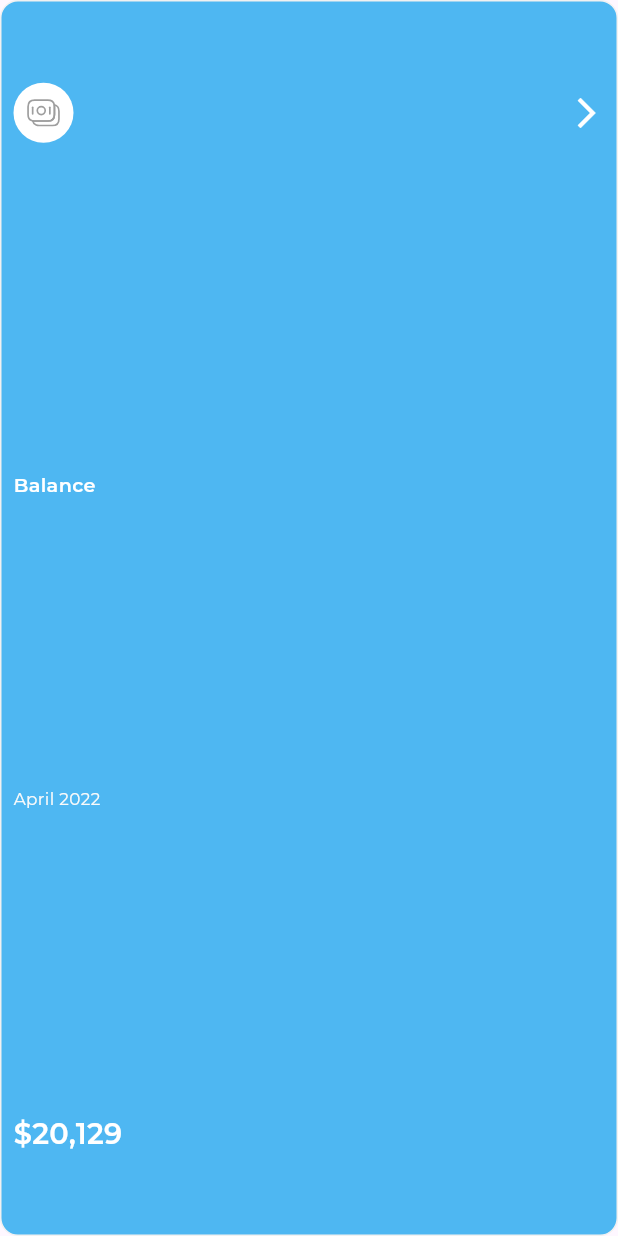
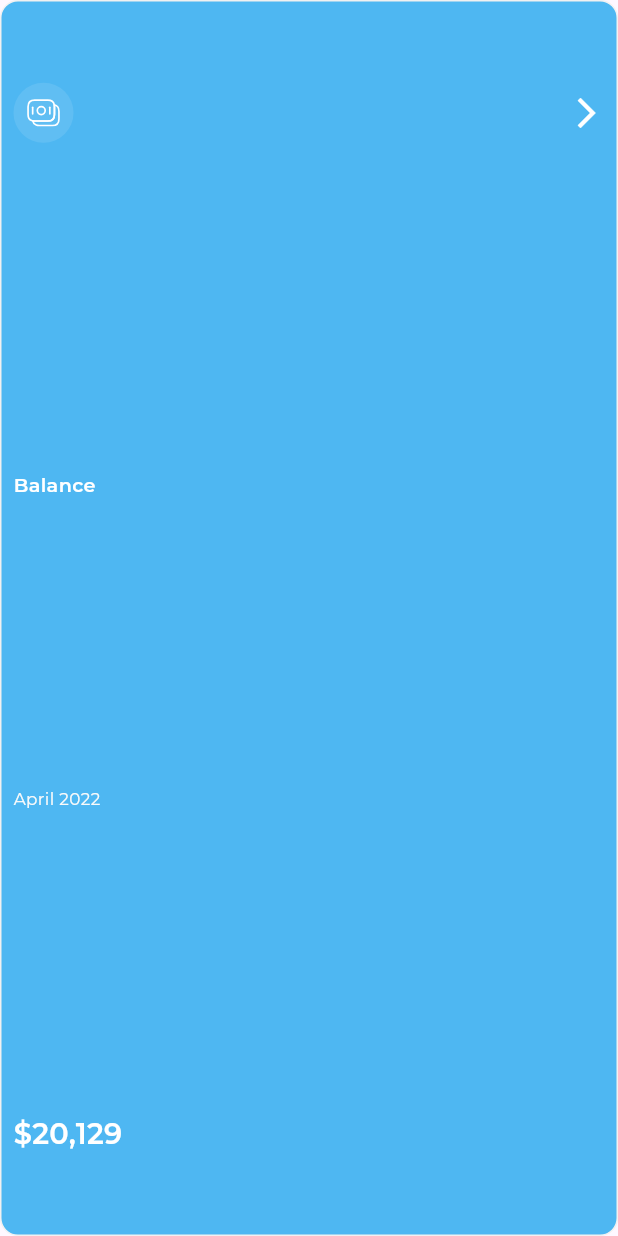
Before and after one commit to taherElzoghby27/responsive-adaptive-project, a Flutter app: the ActiveExpensesComponent widget shown alone on an empty page, opened directly with sample values from the repository, on a phone screen of 412 x 824 dp. Run offline on Flutter 3.47's test engine with Material 3 defaults, Android fonts, the phone set to English and light mode, and no system bars; our stand-ins replace device_preview, flutter_svg; project files that could hold a hidden picture were left out.

Commit message:
refactor: Rename 'background' and update RowItems state

```diff
--- a/lib/responsive_dash_board/widgets/active_and_inactive_expenses_component.dart
+++ b/lib/responsive_dash_board/widgets/active_and_inactive_expenses_component.dart
@@ -63,7 +63,7 @@ class ActiveExpensesComponent extends StatelessWidget {
             HeaderExpenseComponent(
               image: expenseItemModel.image,
               color: const Color(0xFFFFFFFF),
-              background: const Color(0xFF60BEF3),
+              backgroundColor: const Color(0xFF60BEF3),
             ),
             verticalSpace(34),
             Text(
--- a/lib/responsive_dash_board/widgets/header_expense_component.dart
+++ b/lib/responsive_dash_board/widgets/header_expense_component.dart
@@ -6,24 +6,24 @@ class HeaderExpenseComponent extends StatelessWidget {
     super.key,
     required this.image,
     this.color,
-    this.background,
+    this.backgroundColor,
   });
   final String image;
   final Color? color;
-  final Color? background;
+  final Color? backgroundColor;
   @override
   Widget build(BuildContext context) {
     return Row(
       children: [
         CircleAvatar(
-          backgroundColor: color ?? const Color(0xFFFAFAFA),
+          backgroundColor: backgroundColor ?? const Color(0xFFFAFAFA),
           child: Padding(
             padding: const EdgeInsets.all(8.0),
             child: SvgPicture.asset(
               image,
               colorFilter: ColorFilter.mode(
                 color ?? const Color(0xFF4EB7F2),
-                BlendMode.color,
+                BlendMode.srcIn,
               ),
             ),
           ),
```
Also changed, not shown: lib/responsive_dash_board/widgets/row_items.dart (+43 -9 lines).
